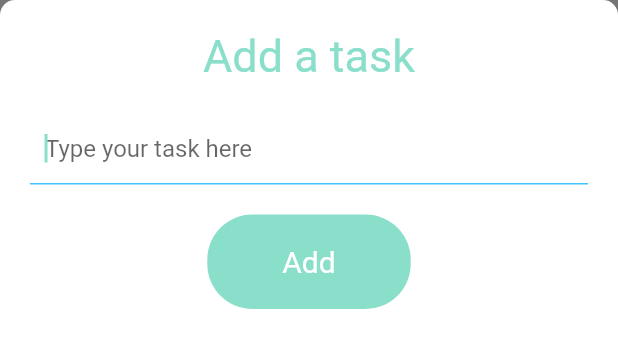
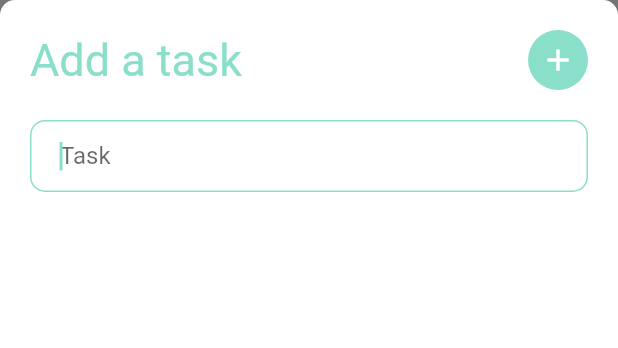
Before and after one commit to Abderraouf99/Assistant, a Flutter app: the EditAddTaskScreen widget shown alone on an empty page, opened directly, on a phone screen of 412 x 824 dp. Shown: the top 348 px of the screen. Run offline on Flutter 3.47's test engine with Material 2 defaults, Android fonts, the phone set to English and light mode, and no system bars; our stand-ins replace adaptive_dialog, firebase_auth, firebase_core, flutter_animation_progress_bar, focused_menu, google_sign_in; accounts and stored records are empty.

```diff
--- a/to_do_app/lib/Screens/EditAddTaskScreen.dart
+++ b/to_do_app/lib/Screens/EditAddTaskScreen.dart
@@ -16,12 +16,30 @@ class EditAddTaskScreen extends StatelessWidget {
         decoration: kRoundedContainerDecorator,
         child: Column(
           children: [
+            Row(
+              mainAxisAlignment: MainAxisAlignment.spaceBetween,
+              children: [
                 Text(
                   'Add a task',
                   style: TextStyle(
                       color: Color(0xff8ADFCB),
                       fontSize: 30,
                       fontWeight: FontWeight.w400),
+                ),
+                InkWell(
+                  onTap: () {
+                    Task taskToadd = Task(task: newTask);
+                    functionnality(taskToadd);
+                  },
+                  child: CircleAvatar(
+                    child: Icon(
+                      Icons.add,
+                      color: Colors.white,
+                    ),
+                    backgroundColor: kmainColor,
+                  ),
+                )
+              ],
             ),
             SizedBox(
               height: 20,
@@ -31,49 +49,10 @@ class EditAddTaskScreen extends StatelessWidget {
               onChanged: (value) {
                 newTask = value;
               },
-              decoration: InputDecoration(
-                contentPadding: EdgeInsets.all(10),
-                hintText: 'Type your task here',
-                enabledBorder: UnderlineInputBorder(
-                  borderSide: BorderSide(
-                    color: Colors.lightBlueAccent,
-                  ),
-                ),
-                focusedBorder: UnderlineInputBorder(
-                  borderSide: BorderSide(
-                    color: Colors.lightBlueAccent,
-                  ),
-                ),
-                border: UnderlineInputBorder(
-                  borderSide: BorderSide(
-                    color: Colors.lightBlueAccent,
-                  ),
-                ),
-              ),
+              decoration: kTextFieldDecoration.copyWith(hintText: 'Task'),
             ),
             SizedBox(
               height: 20,
-            ),
-            GestureDetector(
-              child: InkWell(
-                onTap: () {
-                  Task taskToadd = Task(task: newTask);
-                  functionnality(taskToadd);
-                },
-                child: Container(
-                  padding: EdgeInsets.fromLTRB(50, 20, 50, 20),
-                  decoration: BoxDecoration(
-                    color: Color(0xff8ADFCB),
-                    borderRadius: BorderRadius.all(
-                      Radius.circular(30),
-                    ),
-                  ),
-                  child: Text(
-                    type,
-                    style: TextStyle(color: Colors.white, fontSize: 20),
-                  ),
-                ),
-              ),
             ),
           ],
         ),
--- a/to_do_app/lib/Screens/EventsScreen.dart
+++ b/to_do_app/lib/Screens/EventsScreen.dart
@@ -5,7 +5,6 @@ import 'package:to_do_app/Widgets/EventsList.dart';
 import 'package:to_do_app/constants.dart';
 import 'package:provider/provider.dart';
 import 'package:to_do_app/models/DataEvents.dart';
-import 'package:to_do_app/models/DataTask.dart';
 
 class EventsScreen extends StatelessWidget {
   static String eventsScreenId = 'eventsScreen';
--- a/to_do_app/lib/Screens/loginScreen.dart
+++ b/to_do_app/lib/Screens/loginScreen.dart
@@ -7,7 +7,6 @@ import 'package:to_do_app/constants.dart';
 import 'package:firebase_auth/firebase_auth.dart';
 import 'package:to_do_app/models/DataFirebase.dart';
 import 'package:to_do_app/models/SocialMediaLogin_RegistationHandler.dart';
-import 'package:to_do_app/models/DataTask.dart';
 
 class LoginScreen extends StatelessWidget {
   static String loginScreenId = 'loginScreen';
@@ -40,7 +39,7 @@ class LoginScreen extends StatelessWidget {
                     _email = value;
                   },
                   textAlign: TextAlign.center,
-                  decoration: textFieldDecoration.copyWith(
+                  decoration: kTextFieldDecoration.copyWith(
                       hintText: 'Enter your email address'),
                 ),
                 SizedBox(
@@ -52,7 +51,7 @@ class LoginScreen extends StatelessWidget {
                   },
                   textAlign: TextAlign.center,
                   obscureText: true,
-                  decoration: textFieldDecoration.copyWith(
+                  decoration: kTextFieldDecoration.copyWith(
                       hintText: 'Enter you password'),
                 ),
                 SizedBox(
--- a/to_do_app/lib/Screens/registationScreen.dart
+++ b/to_do_app/lib/Screens/registationScreen.dart
@@ -44,7 +44,7 @@ class RegistrationScreen extends StatelessWidget {
                     _email = value;
                   },
                   textAlign: TextAlign.center,
-                  decoration: textFieldDecoration.copyWith(
+                  decoration: kTextFieldDecoration.copyWith(
                       hintText: 'Enter your email address'),
                 ),
                 SizedBox(
@@ -56,7 +56,7 @@ class RegistrationScreen extends StatelessWidget {
                   },
                   textAlign: TextAlign.center,
                   obscureText: true,
-                  decoration: textFieldDecoration.copyWith(
+                  decoration: kTextFieldDecoration.copyWith(
                       hintText: 'Enter you password'),
                 ),
                 SizedBox(
--- a/to_do_app/lib/Widgets/EventTile.dart
+++ b/to_do_app/lib/Widgets/EventTile.dart
@@ -2,7 +2,7 @@ import 'package:flutter/material.dart';
 import 'package:focused_menu/focused_menu.dart';
 import 'package:focused_menu/modals.dart';
 import 'package:to_do_app/models/Event.dart';
-
+import 'package:intl/intl.dart';
 import 'EventInfoTile.dart';
 
 class EventTile extends StatelessWidget {
@@ -50,7 +50,7 @@ class EventTile extends StatelessWidget {
           children: [
             //DayWidget
             DayTile(
-              month: '${theEvent.dateStart.month}',
+              month: '${DateFormat('MMM').format(theEvent.dateStart)}',
               day: '${theEvent.dateStart.day}',
             ),
             SizedBox(
--- a/to_do_app/lib/constants.dart
+++ b/to_do_app/lib/constants.dart
@@ -12,27 +12,35 @@ const kTaskPreviewTextStyle = TextStyle(
   color: Colors.white,
   fontSize: 18,
 );
-const textFieldDecoration = InputDecoration(
+const kTextFieldDecoration = InputDecoration(
   hintText: '',
-  focusColor: Color(0xff8ADFCB),
+  focusColor: kmainColor,
   border: OutlineInputBorder(
     borderRadius: BorderRadius.all(
-      Radius.circular(20),
+      Radius.circular(10),
     ),
   ),
   enabledBorder: OutlineInputBorder(
     borderSide: BorderSide(
-      color: Color(0xff8ADFCB),
+      color: kmainColor,
     ),
     borderRadius: BorderRadius.all(
-      Radius.circular(20),
+      Radius.circular(10),
+    ),
+  ),
+  focusedBorder: OutlineInputBorder(
+    borderSide: BorderSide(
+      color: kmainColor,
+    ),
+    borderRadius: BorderRadius.all(
+      Radius.circular(10),
     ),
   ),
   contentPadding: EdgeInsets.symmetric(vertical: 10, horizontal: 20),
 );
 const kmainColor = Color(0xff8ADFCB);
 
-const eventTextStyle = TextStyle(
+const kEventTextStyle = TextStyle(
   color: Colors.black,
   fontSize: 15,
   fontWeight: FontWeight.bold,
--- a/to_do_app/lib/models/DataEvents.dart
+++ b/to_do_app/lib/models/DataEvents.dart
@@ -1,7 +1,6 @@
 import 'package:flutter/cupertino.dart';
 import 'package:flutter/material.dart';
 import 'package:to_do_app/models/Event.dart';
-import 'package:intl/intl.dart';
 
 class EventsController extends ChangeNotifier {
   //Events Controller
@@ -13,8 +12,15 @@ class EventsController extends ChangeNotifier {
   TimeOfDay _timeOfDayEnd = TimeOfDay.now();
 
   String _title;
+  bool _toBeReminded = false;
+
+  bool get remindedStatus => _toBeReminded;
 
   List<Event> get events => _myEvents;
+  void toggleTobeReminded() {
+    _toBeReminded = !_toBeReminded;
+    notifyListeners();
+  }
 
   int findNumberOfCompletedEvents() {
     int counter = 0;
--- a/to_do_app/lib/models/DataTask.dart
+++ b/to_do_app/lib/models/DataTask.dart
@@ -1,8 +1,5 @@
 import 'package:flutter/material.dart';
 import 'Tasks.dart';
-
-import 'package:to_do_app/models/Event.dart';
-import 'package:intl/intl.dart';
 
 class ControllerTask extends ChangeNotifier {
   //Task Controller
--- a/to_do_app/lib/models/Event.dart
+++ b/to_do_app/lib/models/Event.dart
@@ -4,13 +4,13 @@ class Event {
   //Atributes
   String _title = '';
 
-  bool _toBeReminded = false;
-  bool _status = false;
   DateTime _dateStart = DateTime.now();
   TimeOfDay _timeOfDayStart = TimeOfDay.now();
   DateTime _dateEnd = DateTime.now();
   TimeOfDay _timeOfDayEnd = TimeOfDay.now();
 
+  bool _toBeReminded = false;
+  bool _status = false;
   //Constructor
   Event(String title, DateTime dateStart, DateTime dateEnd, TimeOfDay timeStart,
       TimeOfDay timeEnd, bool toBeReminded)
```
Also changed, not shown: to_do_app/lib/Screens/AddEventsTaskScreen.dart (+5 -3 lines), to_do_app/lib/Widgets/EventInfoTile.dart (+5 -5 lines). Lines whose indentation alone changed are shown as unchanged.
